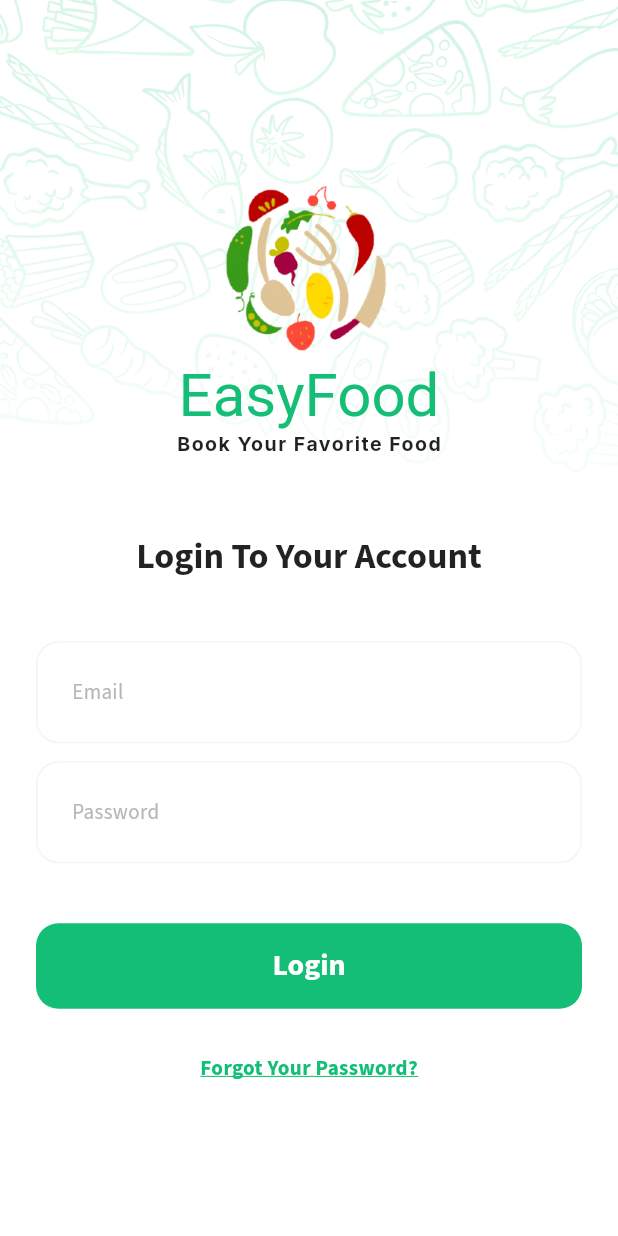
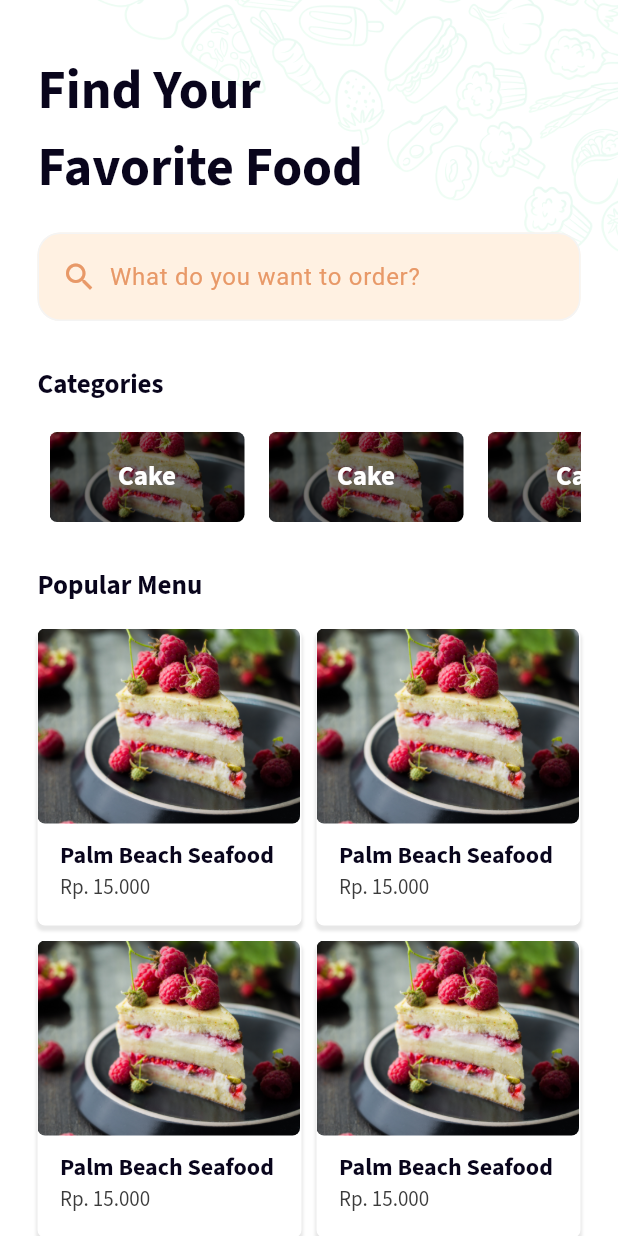
Before and after one commit to adityamputra27/easyfood, a Flutter app: the screen it shows after launch, on a phone screen of 412 x 824 dp. Run offline on Flutter 3.47's test engine with Material 2 defaults, Android fonts, the light colour scheme and no system bars; our stand-ins replace google_fonts; Roboto replaces fonts that are missing (Viga).

Commit message:
all home page

```diff
--- /dev/null
+++ b/lib/home_page.dart
@@ -0,0 +1,191 @@
+import 'package:easyfood/widgets/categories_card.dart';
+import 'package:easyfood/widgets/popular_menus_card.dart';
+import 'package:flutter/material.dart';
+import 'package:google_fonts/google_fonts.dart';
+import 'package:flutter_staggered_grid_view/flutter_staggered_grid_view.dart';
+
+class HomePage extends StatelessWidget {
+  const HomePage({super.key});
+
+  @override
+  Widget build(BuildContext context) {
+    Widget header() {
+      return Container(
+        margin: const EdgeInsets.only(
+          left: 25,
+          right: 25,
+          top: 35,
+        ),
+        child: Row(
+          children: [
+            Expanded(
+              child: Column(
+                crossAxisAlignment: CrossAxisAlignment.start,
+                children: [
+                  Text(
+                    'Find Your\nFavorite Food',
+                    style: GoogleFonts.sourceSansPro(
+                      fontSize: 36,
+                      fontWeight: FontWeight.bold,
+                      color: const Color(0xff09051C),
+                    ),
+                  ),
+                ],
+              ),
+            ),
+          ],
+        ),
+      );
+    }
+
+    Widget filters() {
+      return Container(
+        margin: const EdgeInsets.only(
+          top: 18,
+          left: 25,
+          right: 25,
+        ),
+        width: double.infinity,
+        child: Column(
+          children: [
+            TextField(
+              style: GoogleFonts.roboto(
+                color: const Color.fromARGB(255, 232, 153, 104),
+                letterSpacing: 0.5,
+              ),
+              decoration: InputDecoration(
+                hintText: 'What do you want to order?',
+                hintStyle: const TextStyle(
+                  color: Color.fromARGB(255, 232, 153, 104),
+                ),
+                filled: true,
+                fillColor: const Color.fromARGB(255, 255, 241, 226),
+                focusedBorder: OutlineInputBorder(
+                  borderRadius: BorderRadius.circular(15),
+                  borderSide: const BorderSide(
+                    color: Color(0xffF4F4F4),
+                    width: 1,
+                  ),
+                ),
+                enabledBorder: OutlineInputBorder(
+                  borderRadius: BorderRadius.circular(15),
+                  borderSide: const BorderSide(
+                    color: Color(0xffF4F4F4),
+                    width: 1,
+                  ),
+                ),
+                prefixIcon: const Padding(
+                  padding: EdgeInsets.only(left: 8),
+                  child: Icon(
+                    Icons.search,
+                    color: Color.fromARGB(255, 232, 153, 104),
+                  ),
+                ),
+              ),
+            ),
+          ],
+        ),
+      );
+    }
+
+    Widget categories() {
+      return Container(
+        margin: const EdgeInsets.only(
+          top: 30,
+          left: 25,
+          right: 25,
+        ),
+        child: Column(
+          crossAxisAlignment: CrossAxisAlignment.start,
+          children: [
+            Text(
+              'Categories',
+              style: GoogleFonts.sourceSansPro(
+                fontSize: 18,
+                fontWeight: FontWeight.bold,
+                color: const Color(0xff09051C),
+              ),
+            ),
+            const SingleChildScrollView(
+              scrollDirection: Axis.horizontal,
+              child: Row(
+                children: [
+                  CategoriesCard(),
+                  CategoriesCard(),
+                  CategoriesCard(),
+                  CategoriesCard(),
+                ],
+              ),
+            ),
+          ],
+        ),
+      );
+    }
+
+    Widget menus() {
+      return Container(
+        margin: const EdgeInsets.only(
+          top: 30,
+          left: 25,
+          right: 25,
+          bottom: 50,
+        ),
+        child: Column(
+          crossAxisAlignment: CrossAxisAlignment.start,
+          children: [
+            Text(
+              'Popular Menu',
+              style: GoogleFonts.sourceSansPro(
+                fontSize: 18,
+                fontWeight: FontWeight.bold,
+                color: const Color(0xff09051C),
+              ),
+            ),
+            const SizedBox(
+              height: 15,
+            ),
+            StaggeredGrid.count(
+              crossAxisCount: 2,
+              crossAxisSpacing: 10,
+              mainAxisSpacing: 10,
+              children: const [
+                PopularMenusCard(),
+                PopularMenusCard(),
+                PopularMenusCard(),
+                PopularMenusCard(),
+                PopularMenusCard(),
+                PopularMenusCard(),
+              ],
+            ),
+          ],
+        ),
+      );
+    }
+
+    return Scaffold(
+      backgroundColor: Colors.white,
+      body: Stack(
+        children: [
+          Container(
+            width: double.infinity,
+            decoration: const BoxDecoration(
+              image: DecorationImage(
+                image: AssetImage('assets/pattern2.png'),
+                alignment: Alignment.topRight,
+                fit: BoxFit.fitWidth,
+              ),
+            ),
+          ),
+          ListView(
+            children: [
+              header(),
+              filters(),
+              categories(),
+              menus(),
+            ],
+          ),
+        ],
+      ),
+    );
+  }
+}
--- a/lib/login_page.dart
+++ b/lib/login_page.dart
@@ -7,6 +7,7 @@ class LoginPage extends StatelessWidget {
   @override
   Widget build(BuildContext context) {
     return Scaffold(
+      resizeToAvoidBottomInset: false,
       backgroundColor: Colors.white,
       body: Stack(
         children: [
--- a/lib/main.dart
+++ b/lib/main.dart
@@ -1,3 +1,4 @@
+import 'package:easyfood/home_page.dart';
 import 'package:easyfood/login_page.dart';
 import 'package:easyfood/splash_page.dart';
 import 'package:flutter/material.dart';
@@ -13,7 +14,7 @@ class MyApp extends StatelessWidget {
   Widget build(BuildContext context) {
     return const MaterialApp(
       debugShowCheckedModeBanner: false,
-      home: LoginPage(),
+      home: HomePage(),
     );
   }
 }
--- /dev/null
+++ b/lib/widgets/categories_card.dart
@@ -0,0 +1,46 @@
+import 'package:flutter/material.dart';
+import 'package:google_fonts/google_fonts.dart';
+
+class CategoriesCard extends StatelessWidget {
+  const CategoriesCard({super.key});
+
+  @override
+  Widget build(BuildContext context) {
+    return GestureDetector(
+      onTap: () {},
+      child: Container(
+        margin: const EdgeInsets.only(top: 18, left: 8, right: 8),
+        width: 130,
+        height: 60,
+        decoration: BoxDecoration(
+          image: DecorationImage(
+            image: const AssetImage(
+              'assets/food.jpg',
+            ),
+            fit: BoxFit.cover,
+            colorFilter: ColorFilter.mode(
+              Colors.black.withOpacity(0.5),
+              BlendMode.darken,
+            ),
+          ),
+          borderRadius: const BorderRadius.all(
+            Radius.circular(
+              5,
+            ),
+          ),
+          color: Colors.white,
+        ),
+        child: Center(
+          child: Text(
+            'Cake',
+            style: GoogleFonts.sourceSansPro(
+              fontSize: 18,
+              fontWeight: FontWeight.bold,
+              color: Colors.white,
+            ),
+          ),
+        ),
+      ),
+    );
+  }
+}
--- /dev/null
+++ b/lib/widgets/popular_menus_card.dart
@@ -0,0 +1,74 @@
+import 'package:flutter/material.dart';
+import 'package:google_fonts/google_fonts.dart';
+
+class PopularMenusCard extends StatelessWidget {
+  const PopularMenusCard({super.key});
+
+  @override
+  Widget build(BuildContext context) {
+    return GestureDetector(
+      onTap: () {},
+      child: Container(
+        decoration: BoxDecoration(
+          borderRadius: BorderRadius.circular(5),
+          color: Colors.white,
+          boxShadow: [
+            BoxShadow(
+              color: Colors.grey.withOpacity(0.25),
+              spreadRadius: 0.5,
+              blurRadius: 1,
+              offset: Offset(0, 3), // changes position of shadow
+            ),
+          ],
+        ),
+        child: Column(
+          crossAxisAlignment: CrossAxisAlignment.start,
+          children: [
+            Container(
+              width: 175,
+              height: 130,
+              decoration: BoxDecoration(
+                borderRadius: BorderRadius.circular(5),
+                image: const DecorationImage(
+                  image: AssetImage(
+                    'assets/food.jpg',
+                  ),
+                  fit: BoxFit.cover,
+                ),
+              ),
+            ),
+            Container(
+              padding: const EdgeInsets.only(
+                top: 10,
+                left: 15,
+                right: 15,
+                bottom: 15,
+              ),
+              child: Column(
+                crossAxisAlignment: CrossAxisAlignment.start,
+                children: [
+                  Text(
+                    'Palm Beach Seafood',
+                    style: GoogleFonts.sourceSansPro(
+                      fontSize: 16,
+                      fontWeight: FontWeight.w700,
+                      color: const Color(0xff09051C),
+                    ),
+                  ),
+                  Text(
+                    'Rp. 15.000',
+                    style: GoogleFonts.sourceSansPro(
+                      fontSize: 14,
+                      fontWeight: FontWeight.normal,
+                      color: const Color(0xff3B3B3B),
+                    ),
+                  ),
+                ],
+              ),
+            ),
+          ],
+        ),
+      ),
+    );
+  }
+}
--- a/pubspec.yaml
+++ b/pubspec.yaml
@@ -35,6 +35,7 @@ dependencies:
   # Use with the CupertinoIcons class for iOS style icons.
   cupertino_icons: ^1.0.2
   google_fonts: ^4.0.4
+  flutter_staggered_grid_view: ^0.6.2
 
 dev_dependencies:
   flutter_test:
```
Also changed, not shown: assets/food.jpg (added), assets/notification.png (added), assets/pattern2.png (added), pubspec.lock.
